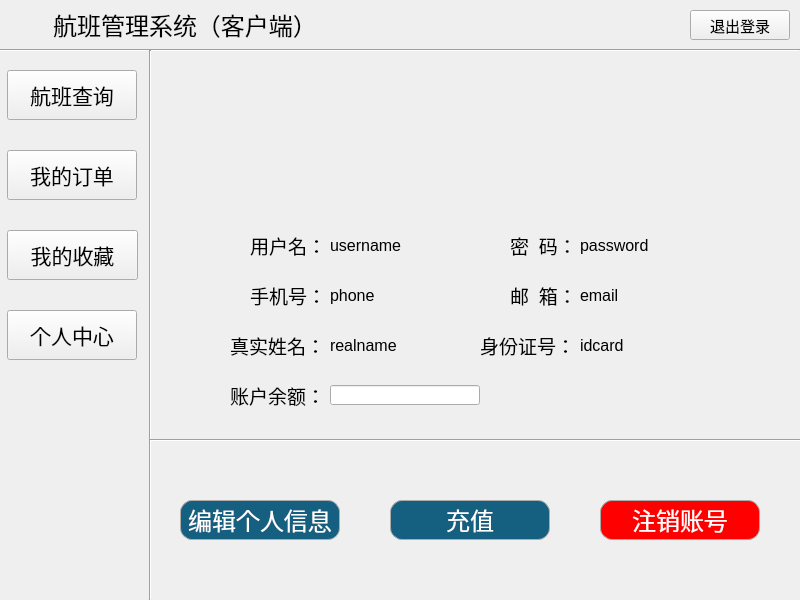
The window that UserMainWindow.ui (ImmortalWatcher/Flient_Management) describes before a commit, drawn with Qt 5.
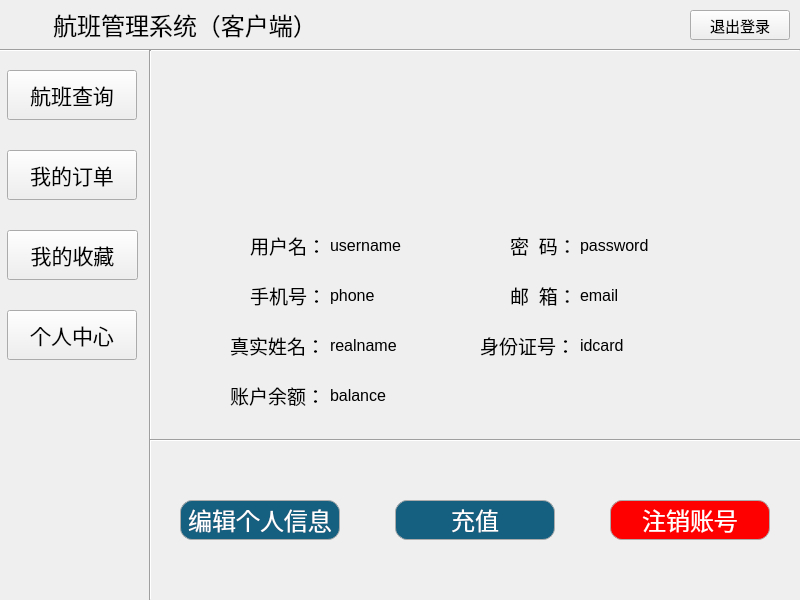
The same window after the commit. Icons and pictures are not drawn.

Patch:
```diff
--- a/UserMainWindow.ui
+++ b/UserMainWindow.ui
@@ -2082,7 +2082,7 @@
        <rect>
         <x>430</x>
         <y>235</y>
-        <width>181</width>
+        <width>180</width>
         <height>20</height>
        </rect>
       </property>
@@ -2189,7 +2189,7 @@
       </property>
       <property name="geometry">
        <rect>
-        <x>240</x>
+        <x>245</x>
         <y>450</y>
         <width>160</width>
         <height>40</height>
@@ -2219,7 +2219,7 @@
       </property>
       <property name="geometry">
        <rect>
-        <x>450</x>
+        <x>460</x>
         <y>450</y>
         <width>160</width>
         <height>40</height>
@@ -2248,7 +2248,7 @@
        <rect>
         <x>430</x>
         <y>185</y>
-        <width>181</width>
+        <width>180</width>
         <height>20</height>
        </rect>
       </property>
@@ -2286,7 +2286,7 @@
        <rect>
         <x>430</x>
         <y>285</y>
-        <width>181</width>
+        <width>180</width>
         <height>20</height>
        </rect>
       </property>
@@ -2319,7 +2319,7 @@
        <string>邮  箱：</string>
       </property>
      </widget>
-     <widget class="QLineEdit" name="BalanceEdit">
+     <widget class="QLabel" name="BalanceLabel">
       <property name="geometry">
        <rect>
         <x>180</x>
@@ -2330,10 +2330,13 @@
       </property>
       <property name="font">
        <font>
-        <family>华文楷体</family>
-        <pointsize>10</pointsize>
+        <family>Microsoft YaHei UI</family>
+        <pointsize>12</pointsize>
        </font>
       </property>
+      <property name="text">
+       <string>balance</string>
+      </property>
      </widget>
     </widget>
    </widget>
```
Left out of the diff: 12 changed lines with no effect on the pictures.
